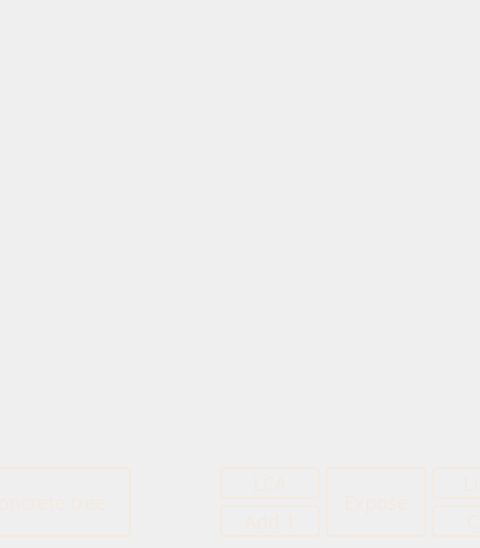
sufftea/Link-Cut-Treeez, file code/FrameUiComponetns.ui: the form before one commit; both pictures show x 499 to 979 and y 102 to 650 of the 1478 by 650 pixel window.
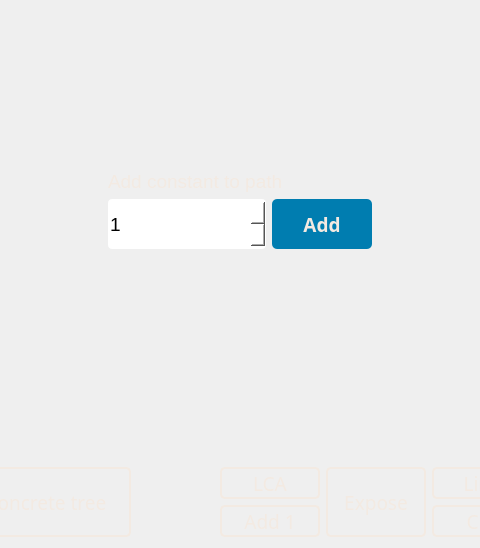
The form after the commit.

Commit message: now it's possible to choose the value when pressing add constant'

```diff
--- a/code/FrameUiComponetns.ui
+++ b/code/FrameUiComponetns.ui
@@ -753,6 +753,9 @@
          <property name="orientation">
           <enum>Qt::Vertical</enum>
          </property>
+         <property name="sizeType">
+          <enum>QSizePolicy::Expanding</enum>
+         </property>
          <property name="sizeHint" stdset="0">
           <size>
            <width>20</width>
@@ -779,7 +782,7 @@
          <property name="minimumSize">
           <size>
            <width>300</width>
-           <height>200</height>
+           <height>0</height>
           </size>
          </property>
          <property name="maximumSize">
@@ -812,13 +815,112 @@
            </spacer>
           </item>
           <item>
-           <widget class="QFrame" name="frame_3">
+           <widget class="QFrame" name="frame_1234">
+            <property name="sizePolicy">
+             <sizepolicy hsizetype="Expanding" vsizetype="Expanding">
+              <horstretch>0</horstretch>
+              <verstretch>0</verstretch>
+             </sizepolicy>
+            </property>
             <property name="frameShape">
              <enum>QFrame::StyledPanel</enum>
             </property>
             <property name="frameShadow">
              <enum>QFrame::Raised</enum>
             </property>
+            <layout class="QGridLayout" name="gridLayout_3">
+             <item row="1" column="0">
+              <widget class="QSpinBox" name="spinBoxAddValue">
+               <property name="minimumSize">
+                <size>
+                 <width>0</width>
+                 <height>50</height>
+                </size>
+               </property>
+               <property name="font">
+                <font>
+                 <pointsize>14</pointsize>
+                </font>
+               </property>
+               <property name="styleSheet">
+                <string notr="true">border-radius: 4px;
+background-color: white;
+border: 0;</string>
+               </property>
+               <property name="minimum">
+                <number>-100</number>
+               </property>
+               <property name="maximum">
+                <number>100</number>
+               </property>
+               <property name="value">
+                <number>1</number>
+               </property>
+              </widget>
+             </item>
+             <item row="1" column="1">
+              <widget class="QPushButton" name="pushButtonAdd">
+               <property name="sizePolicy">
+                <sizepolicy hsizetype="Expanding" vsizetype="Expanding">
+                 <horstretch>0</horstretch>
+                 <verstretch>0</verstretch>
+                </sizepolicy>
+               </property>
+               <property name="minimumSize">
+                <size>
+                 <width>100</width>
+                 <height>50</height>
+                </size>
+               </property>
+               <property name="maximumSize">
+                <size>
+                 <width>100</width>
+                 <height>16777215</height>
+                </size>
+               </property>
+               <property name="font">
+                <font>
+                 <family>Microsoft YaHei Light</family>
+                 <pointsize>14</pointsize>
+                 <weight>75</weight>
+                 <bold>true</bold>
+                </font>
+               </property>
+               <property name="styleSheet">
+                <string notr="true">QPushButton {
+color: rgb(243, 234, 226);
+background-color: rgb(0, 125, 176);
+border-radius: 5px;
+}
+QPushButton:hover {
+border: 2px solid;
+border-color: rgb(243, 234, 226);
+}
+QPushButton:pressed {
+background-color:  rgb(0, 105, 156);
+}</string>
+               </property>
+               <property name="text">
+                <string>Add</string>
+               </property>
+              </widget>
+             </item>
+             <item row="0" column="0" colspan="2">
+              <widget class="QLabel" name="label_3">
+               <property name="font">
+                <font>
+                 <pointsize>14</pointsize>
+                </font>
+               </property>
+               <property name="styleSheet">
+                <string notr="true">color: rgb(243, 234, 226);</string>
+               </property>
+               <property name="text">
+                <string>Add constant to path</string>
+               </property>
+              </widget>
+             </item>
+            </layout>
            </widget>
           </item>
           <item>
@@ -1236,7 +1338,7 @@
           </widget>
          </item>
          <item row="1" column="1">
-          <widget class="QPushButton" name="pushButtonAdd">
+          <widget class="QPushButton" name="pushButtonOpenAddDialog">
            <property name="sizePolicy">
             <sizepolicy hsizetype="Expanding" vsizetype="Expanding">
              <horstretch>0</horstretch>
```
Left out of the diff: 4 changed lines with no effect on the pictures. The commit also changes 11 other files.
